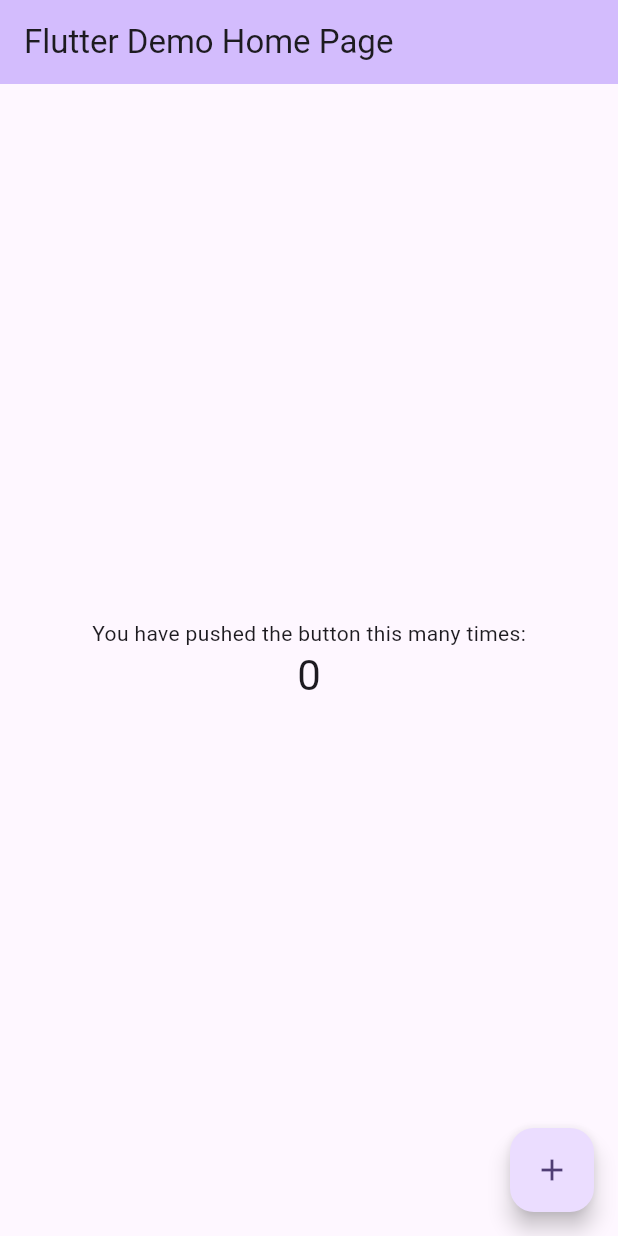
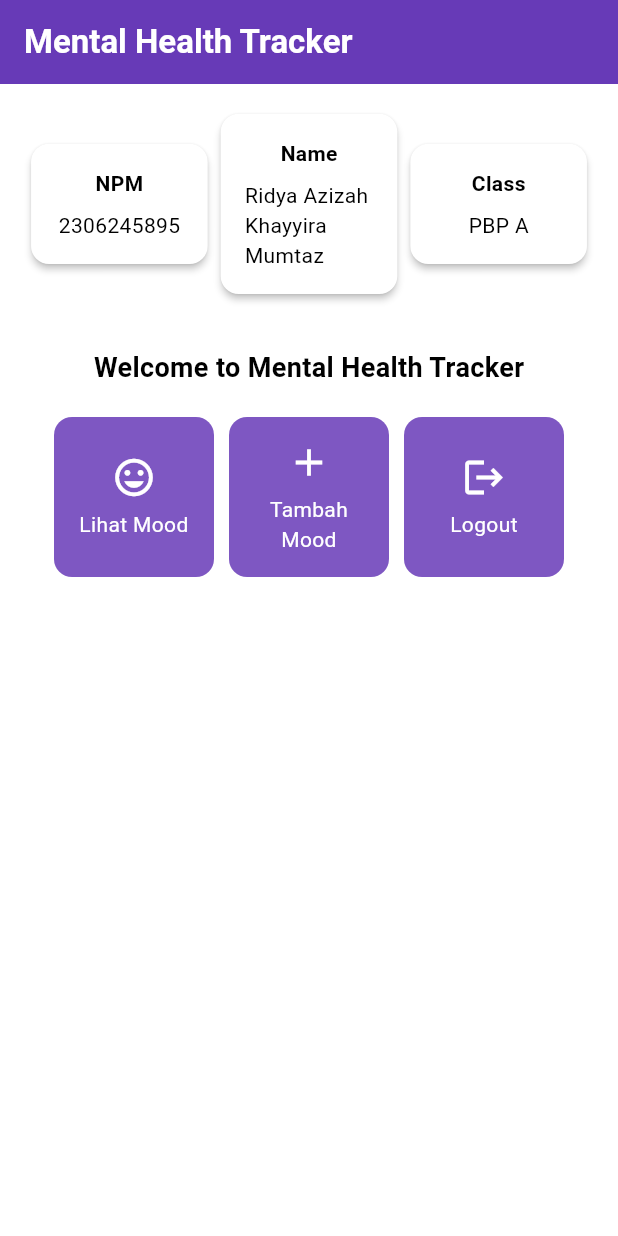
Before and after one commit to ridyaazizahkm/mental-health-tracker-mobile, a Flutter app: the screen it shows after launch, on a phone screen of 412 x 824 dp. Run offline on Flutter 3.47's test engine with Material 3 defaults, Android fonts, the phone set to English and light mode, and no system bars.

Commit message:
tutorial 6 selesai juga

```diff
--- a/lib/main.dart
+++ b/lib/main.dart
@@ -1,3 +1,4 @@
+import 'package:mental_health_tracker/menu.dart';
 import 'package:flutter/material.dart';
 
 void main() {
@@ -28,98 +29,12 @@ class MyApp extends StatelessWidget {
         //
         // This works for code too, not just values: Most code changes can be
         // tested with just a hot reload.
-        colorScheme: ColorScheme.fromSeed(seedColor: Colors.deepPurple),
+        colorScheme: ColorScheme.fromSwatch(
+            primarySwatch: Colors.deepPurple,
+        ).copyWith(secondary: Colors.deepPurple[400]),
         useMaterial3: true,
       ),
-      home: const MyHomePage(title: 'Flutter Demo Home Page'),
+      home: MyHomePage(),
     );
   }
 }
-
-class MyHomePage extends StatefulWidget {
-  const MyHomePage({super.key, required this.title});
-
-  // This widget is the home page of your application. It is stateful, meaning
-  // that it has a State object (defined below) that contains fields that affect
-  // how it looks.
-
-  // This class is the configuration for the state. It holds the values (in this
-  // case the title) provided by the parent (in this case the App widget) and
-  // used by the build method of the State. Fields in a Widget subclass are
-  // always marked "final".
-
-  final String title;
-
-  @override
-  State<MyHomePage> createState() => _MyHomePageState();
-}
-
-class _MyHomePageState extends State<MyHomePage> {
-  int _counter = 0;
-
-  void _incrementCounter() {
-    setState(() {
-      // This call to setState tells the Flutter framework that something has
-      // changed in this State, which causes it to rerun the build method below
-      // so that the display can reflect the updated values. If we changed
-      // _counter without calling setState(), then the build method would not be
-      // called again, and so nothing would appear to happen.
-      _counter++;
-    });
-  }
-
-  @override
-  Widget build(BuildContext context) {
-    // This method is rerun every time setState is called, for instance as done
-    // by the _incrementCounter method above.
-    //
-    // The Flutter framework has been optimized to make rerunning build methods
-    // fast, so that you can just rebuild anything that needs updating rather
-    // than having to individually change instances of widgets.
-    return Scaffold(
-      appBar: AppBar(
-        // TRY THIS: Try changing the color here to a specific color (to
-        // Colors.amber, perhaps?) and trigger a hot reload to see the AppBar
-        // change color while the other colors stay the same.
-        backgroundColor: Theme.of(context).colorScheme.inversePrimary,
-        // Here we take the value from the MyHomePage object that was created by
-        // the App.build method, and use it to set our appbar title.
-        title: Text(widget.title),
-      ),
-      body: Center(
-        // Center is a layout widget. It takes a single child and positions it
-        // in the middle of the parent.
-        child: Column(
-          // Column is also a layout widget. It takes a list of children and
-          // arranges them vertically. By default, it sizes itself to fit its
-          // children horizontally, and tries to be as tall as its parent.
-          //
-          // Column has various properties to control how it sizes itself and
-          // how it positions its children. Here we use mainAxisAlignment to
-          // center the children vertically; the main axis here is the vertical
-          // axis because Columns are vertical (the cross axis would be
-          // horizontal).
-          //
-          // TRY THIS: Invoke "debug painting" (choose the "Toggle Debug Paint"
-          // action in the IDE, or press "p" in the console), to see the
-          // wireframe for each widget.
-          mainAxisAlignment: MainAxisAlignment.center,
-          children: <Widget>[
-            const Text(
-              'You have pushed the button this many times:',
-            ),
-            Text(
-              '$_counter',
-              style: Theme.of(context).textTheme.headlineMedium,
-            ),
-          ],
-        ),
-      ),
-      floatingActionButton: FloatingActionButton(
-        onPressed: _incrementCounter,
-        tooltip: 'Increment',
-        child: const Icon(Icons.add),
-      ), // This trailing comma makes auto-formatting nicer for build methods.
-    );
-  }
-}
--- /dev/null
+++ b/lib/menu.dart
@@ -0,0 +1,187 @@
+import 'package:flutter/material.dart';
+
+class MyHomePage extends StatelessWidget {
+  final String npm = '2306245895'; // NPM
+  final String name = 'Ridya Azizah Khayyira Mumtaz'; // Nama
+  final String className = 'PBP A'; // Kelas
+  final List<ItemHomepage> items = [
+         ItemHomepage("Lihat Mood", Icons.mood),
+         ItemHomepage("Tambah Mood", Icons.add),
+         ItemHomepage("Logout", Icons.logout),
+     ];
+
+  MyHomePage({super.key});
+
+  @override
+  Widget build(BuildContext context) {
+    // Scaffold menyediakan struktur dasar halaman dengan AppBar dan body.
+    return Scaffold(
+      // AppBar adalah bagian atas halaman yang menampilkan judul.
+      appBar: AppBar(
+        // Judul aplikasi "Mental Health Tracker" dengan teks putih dan tebal.
+        title: const Text(
+          'Mental Health Tracker',
+          style: TextStyle(
+            color: Colors.white,
+            fontWeight: FontWeight.bold,
+          ),
+        ),
+        // Warna latar belakang AppBar diambil dari skema warna tema aplikasi.
+        backgroundColor: Theme.of(context).colorScheme.primary,
+      ),
+      // Body halaman dengan padding di sekelilingnya.
+      body: Padding(
+        padding: const EdgeInsets.all(16.0),
+        // Menyusun widget secara vertikal dalam sebuah kolom.
+        child: Column(
+          crossAxisAlignment: CrossAxisAlignment.center,
+          children: [
+            // Row untuk menampilkan 3 InfoCard secara horizontal.
+            Row(
+              mainAxisAlignment: MainAxisAlignment.spaceEvenly,
+              children: [
+                InfoCard(title: 'NPM', content: npm),
+                InfoCard(title: 'Name', content: name),
+                InfoCard(title: 'Class', content: className),
+              ],
+            ),
+
+            // Memberikan jarak vertikal 16 unit.
+            const SizedBox(height: 16.0),
+
+            // Menempatkan widget berikutnya di tengah halaman.
+            Center(
+              child: Column(
+                // Menyusun teks dan grid item secara vertikal.
+
+                children: [
+                  // Menampilkan teks sambutan dengan gaya tebal dan ukuran 18.
+                  const Padding(
+                    padding: EdgeInsets.only(top: 16.0),
+                    child: Text(
+                      'Welcome to Mental Health Tracker',
+                      style: TextStyle(
+                        fontWeight: FontWeight.bold,
+                        fontSize: 18.0,
+                      ),
+                    ),
+                  ),
+
+                  // Grid untuk menampilkan ItemCard dalam bentuk grid 3 kolom.
+                  GridView.count(
+                    primary: true,
+                    padding: const EdgeInsets.all(20),
+                    crossAxisSpacing: 10,
+                    mainAxisSpacing: 10,
+                    crossAxisCount: 3,
+                    // Agar grid menyesuaikan tinggi kontennya.
+                    shrinkWrap: true,
+
+                    // Menampilkan ItemCard untuk setiap item dalam list items.
+                    children: items.map((ItemHomepage item) {
+                      return ItemCard(item);
+                    }).toList(),
+                  ),
+                ],
+              ),
+            ),
+          ],
+        ),
+      ),
+    );
+  }
+}
+
+class InfoCard extends StatelessWidget {
+  // Kartu informasi yang menampilkan title dan content.
+
+  final String title;  // Judul kartu.
+  final String content;  // Isi kartu.
+
+  const InfoCard({super.key, required this.title, required this.content});
+
+  @override
+  Widget build(BuildContext context) {
+    return Card(
+      // Membuat kotak kartu dengan bayangan dibawahnya.
+      elevation: 2.0,
+      child: Container(
+        // Mengatur ukuran dan jarak di dalam kartu.
+        width: MediaQuery.of(context).size.width / 3.5, // menyesuaikan dengan lebar device yang digunakan.
+        padding: const EdgeInsets.all(16.0),
+        // Menyusun title dan content secara vertikal.
+        child: Column(
+          children: [
+            Text(
+              title,
+              style: const TextStyle(fontWeight: FontWeight.bold),
+            ),
+            const SizedBox(height: 8.0),
+            Text(content),
+          ],
+        ),
+      ),
+    );
+  }
+}
+
+class ItemHomepage {
+     final String name;
+     final IconData icon;
+
+     ItemHomepage(this.name, this.icon);
+ }
+
+class ItemCard extends StatelessWidget {
+  // Menampilkan kartu dengan ikon dan nama.
+
+  final ItemHomepage item;
+
+  const ItemCard(this.item, {super.key});
+
+  @override
+  Widget build(BuildContext context) {
+    return Material(
+      // Menentukan warna latar belakang dari tema aplikasi.
+      color: Theme.of(context).colorScheme.secondary,
+      // Membuat sudut kartu melengkung.
+      borderRadius: BorderRadius.circular(12),
+
+      child: InkWell(
+        // Aksi ketika kartu ditekan.
+        onTap: () {
+          // Menampilkan pesan SnackBar saat kartu ditekan.
+          ScaffoldMessenger.of(context)
+            ..hideCurrentSnackBar()
+            ..showSnackBar(
+              SnackBar(content: Text("Kamu telah menekan tombol ${item.name}!"))
+            );
+        },
+        // Container untuk menyimpan Icon dan Text
+        child: Container(
+          padding: const EdgeInsets.all(8),
+          child: Center(
+            child: Column(
+              // Menyusun ikon dan teks di tengah kartu.
+              mainAxisAlignment: MainAxisAlignment.center,
+              children: [
+                Icon(
+                  item.icon,
+                  color: Colors.white,
+                  size: 30.0,
+                ),
+                const Padding(padding: EdgeInsets.all(3)),
+                Text(
+                  item.name,
+                  textAlign: TextAlign.center,
+                  style: const TextStyle(color: Colors.white),
+                ),
+              ],
+            ),
+          ),
+        ),
+      ),
+    );
+  }
+
+}
```
